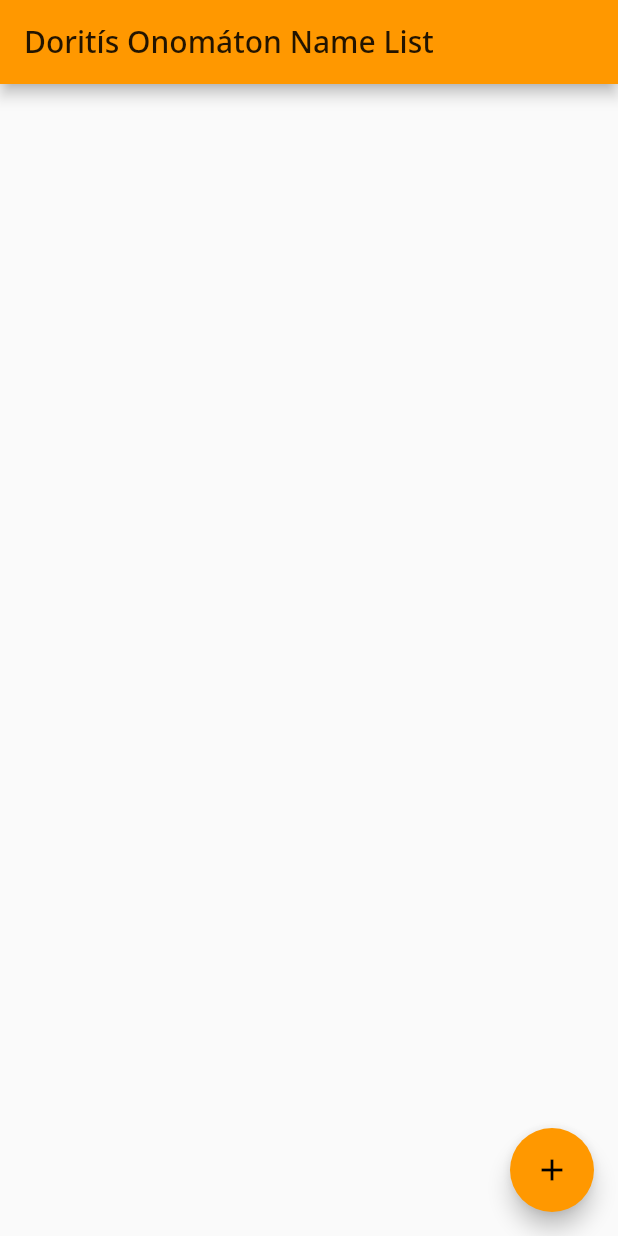
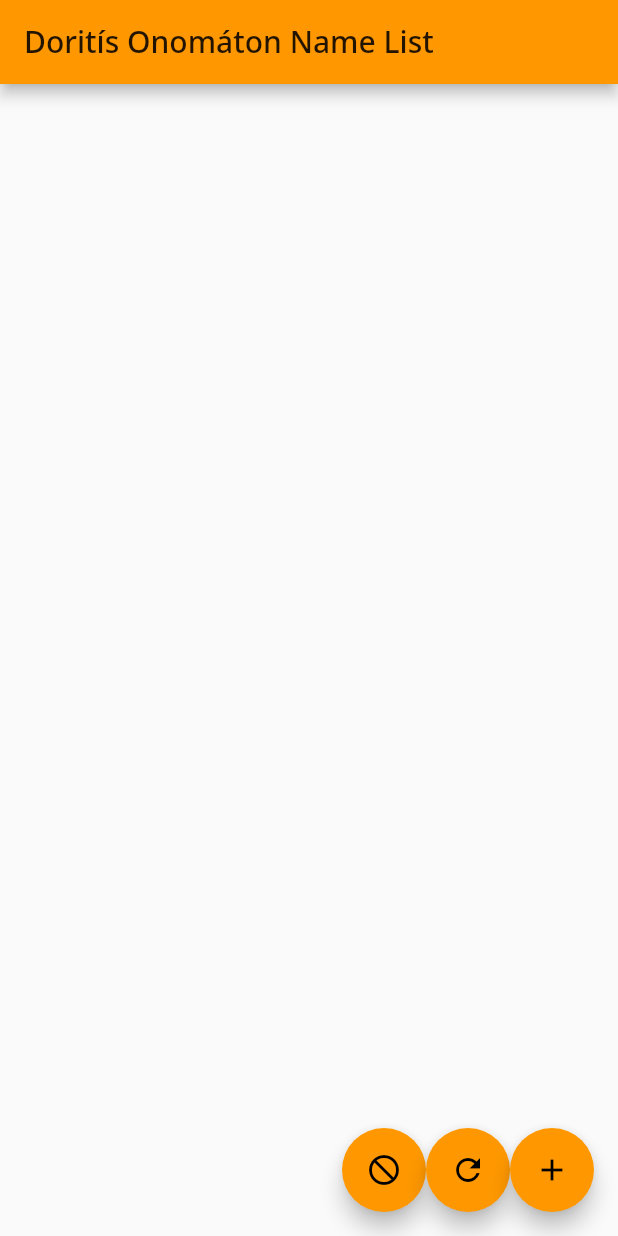
Before and after one commit to jcolag/doritis-onomaton, a Flutter app: the screen it shows after launch, on a phone screen of 412 x 824 dp. Run offline on Flutter 3.47's test engine with Material 2 defaults, Android fonts, the light colour scheme and no system bars; missing offline and left inert: unorm_dart; project files that could hold a hidden picture were left out.

Commit message:
Add delete and replace action buttons

```diff
--- a/lib/main.dart
+++ b/lib/main.dart
@@ -93,6 +93,25 @@ class _NameGiverState extends State<NameGiverHome> {
     });
   }
 
+  void _replaceName() {
+    if (_names.length == 0) {
+      return;
+    }
+
+    _names.removeLast();
+    _addName();
+  }
+
+  void _removeName() {
+    if (_names.length == 0) {
+      return;
+    }
+
+    setState(() {
+      _names.removeLast();
+    });
+  }
+
   Text _generateName() {
     double done = 1;
     String name = '';
@@ -156,10 +175,25 @@ class _NameGiverState extends State<NameGiverHome> {
           children: _names,
         ),
       ),
-      floatingActionButton: FloatingActionButton(
-        onPressed: _addName,
-        tooltip: 'Add New Name',
-        child: Icon(Icons.add),
+      floatingActionButton: Row(
+        mainAxisAlignment: MainAxisAlignment.end,
+        children: [
+          FloatingActionButton(
+            onPressed: _removeName,
+            tooltip: 'Forget Last Name',
+            child: Icon(Icons.not_interested),
+          ),
+          FloatingActionButton(
+            onPressed: _replaceName,
+            tooltip: 'Replace Last Name',
+            child: Icon(Icons.refresh_sharp),
+          ),
+          FloatingActionButton(
+            onPressed: _addName,
+            tooltip: 'Add New Name',
+            child: Icon(Icons.add),
+          ),
+        ],
       ),
     );
   }
```
